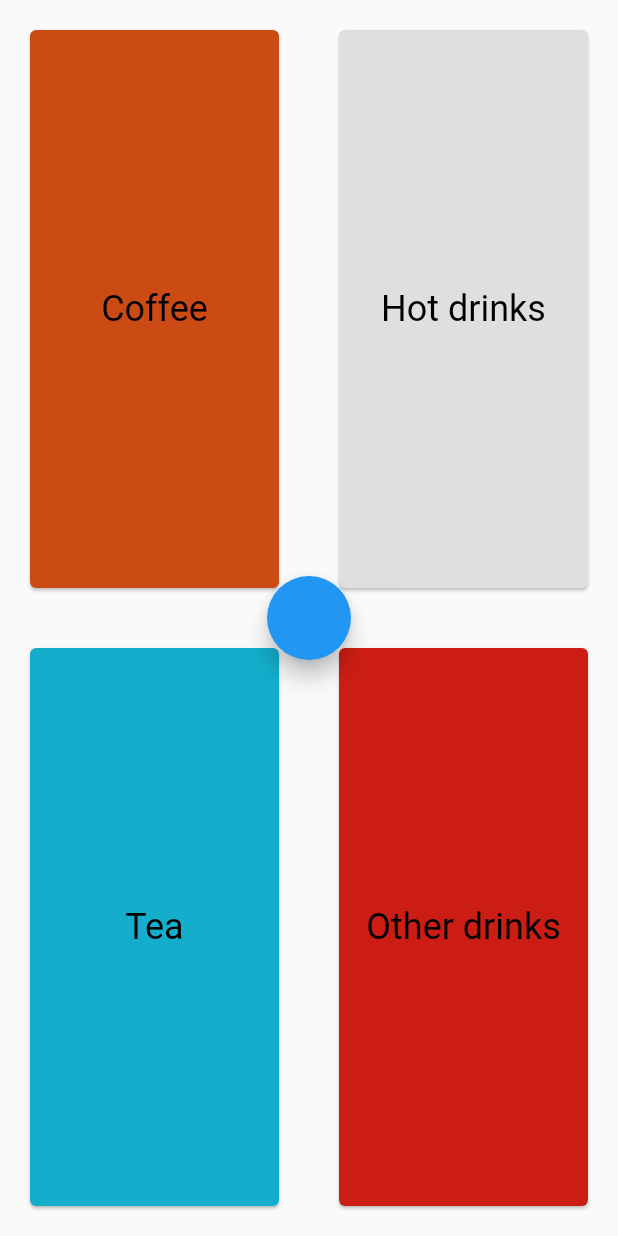
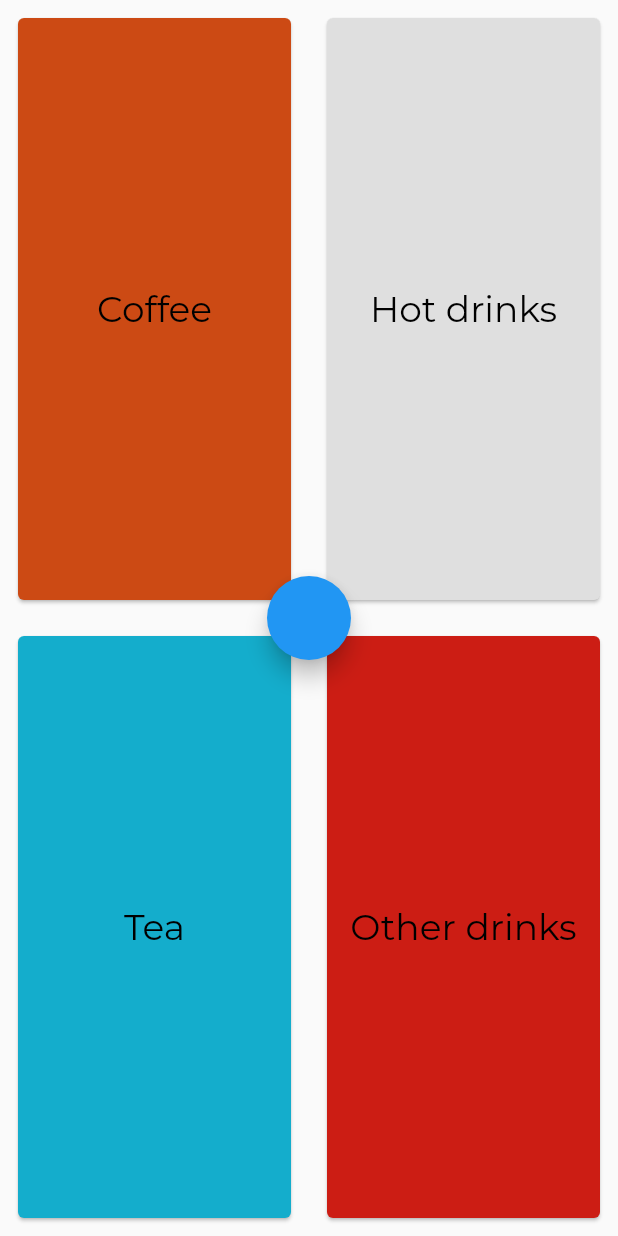
Before and after one commit to dev-horacebg/list_mate_app, a Flutter app: the screen it shows after launch, on a phone screen of 412 x 824 dp. Run offline on Flutter 3.47's test engine with Material 2 defaults, Android fonts, the phone set to English and light mode, and no system bars.

Commit message:
Nicer font. Adjust margins.

```diff
--- a/lib/main.dart
+++ b/lib/main.dart
@@ -8,7 +8,7 @@ import 'package:scoped_model/scoped_model.dart';
 main() => runApp(MyApp());
 
 class MyApp extends StatelessWidget {
-  @override build(ctx) => MaterialApp(home: Home());
+  @override build(ctx) => MaterialApp(home: Home(), theme: ThemeData(fontFamily: 'Montserrat'));
 }
 
 class Home extends StatefulWidget {
@@ -42,7 +42,7 @@ class _HomeState extends State<Home> {
                             return Draggable(
                                 onDragEnd: (end) => m.reset(),
                                 child: FloatingActionButton(
-                                  child: count == 0 ? null : Text('$count', style: TextStyle(fontSize: 20)),
+                                  child: count == 0 ? null : Text('$count', style: TextStyle(fontSize: 20, fontWeight: FontWeight.bold)),
                                   onPressed: () => Navigator.push(cx, MaterialPageRoute(builder: (cx) => OrderW( m.itemsOrdered)))
                                 ),
                                 feedback:
@@ -64,7 +64,7 @@ class ItemWgt extends StatelessWidget {
   @override build(ctx) => Expanded(
       flex: 1,
       child: Padding(
-        padding: EdgeInsets.all(16),
+        padding: EdgeInsets.all(8),
         child: ScopedModelDescendant<ListModel>(builder: (_, c, m) => DragTarget(builder: (ctx, ac, re) => Card(
                   child: Center(child: Text(i.name, style: Theme.of(ctx).textTheme.headline.copyWith(color: ac.isEmpty ? Colors.black : Colors.white))),
                   color: Color(i.colour)),
```
Also changed, not shown: pubspec.yaml (+6 -25 lines), fonts/Montserrat-Bold.otf (added), fonts/Montserrat-Regular.otf (added).
